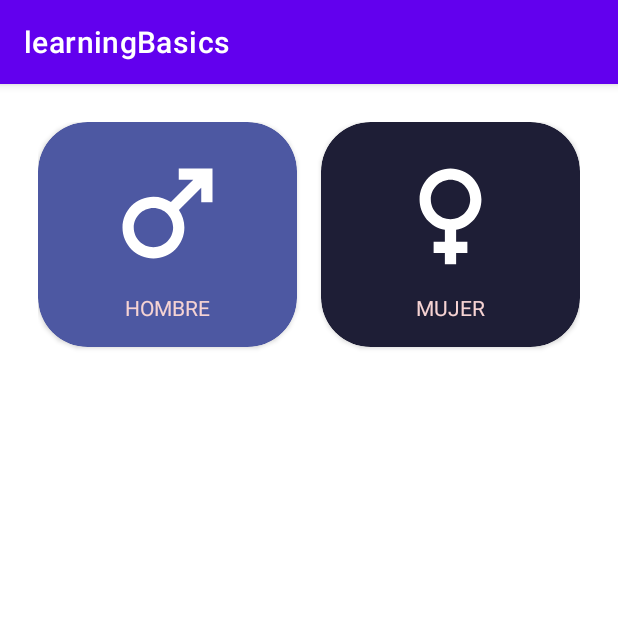
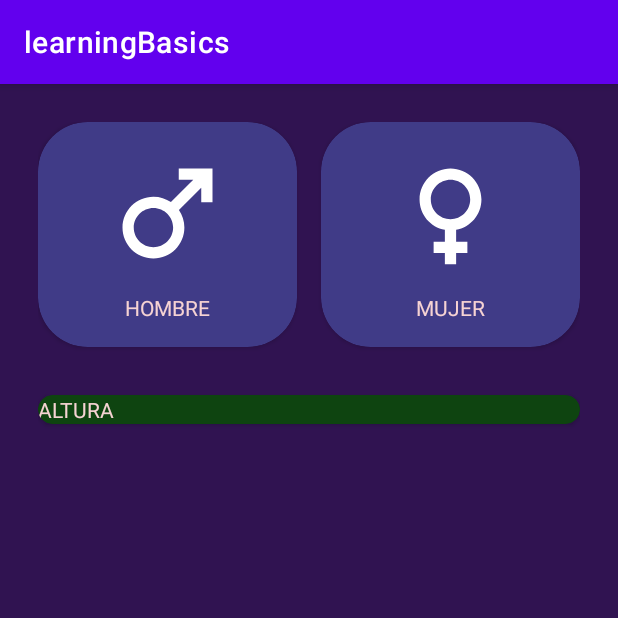
Before and after one commit to s4idl/learningBasicsKot, an Android app built with Jetpack Compose: the screen it shows after launch (ImcCalculatorActivity), after a tap on "IMCAPP", on a phone screen of 412 x 824 dp, the top half of it. Run offline under Robolectric (Android 15) with nearby library versions, the phone set to English and light mode, and no system bars.

Commit message:
first part

```diff
--- a/app/src/main/java/com/s4id/learningbasics/imccalculator/ImcCalculatorActivity.kt
+++ b/app/src/main/java/com/s4id/learningbasics/imccalculator/ImcCalculatorActivity.kt
@@ -3,14 +3,67 @@ package com.s4id.learningbasics.imccalculator
 import android.os.Bundle
 import androidx.activity.enableEdgeToEdge
 import androidx.appcompat.app.AppCompatActivity
+import androidx.cardview.widget.CardView
+import androidx.core.content.ContextCompat
 import androidx.core.view.ViewCompat
 import androidx.core.view.WindowInsetsCompat
 import com.s4id.learningbasics.R
+
+private var isMaleSelected:Boolean = true
+private var isFemaleleSelected:Boolean = true
+
+private lateinit var viewMale:CardView
+private lateinit var viewFemale:CardView
 
 class ImcCalculatorActivity : AppCompatActivity() {
     override fun onCreate(savedInstanceState: Bundle?) {
         super.onCreate(savedInstanceState)
         setContentView(R.layout.activity_imc_calculator)
+        initComponents()
+        initListeners()
+        initUi()
+    }
+
+    private fun initComponents(){
+        viewMale=findViewById(R.id.viewMale)
+        viewFemale=findViewById(R.id.viewFemale)
+    }
+
+    private fun initListeners(){
+        viewMale.setOnClickListener {
+            changeGender()
+            setGenderColor()
+        }
+        viewFemale.setOnClickListener {
+            changeGender()
+            setGenderColor()
+        }
+    }
+
+    private fun changeGender(){
+        isMaleSelected = !isMaleSelected
+        isFemaleleSelected = !isFemaleleSelected
+    }
+
+    private fun setGenderColor(){
+        viewMale.setCardBackgroundColor(getBackgroundColor(isMaleSelected))
+        viewFemale.setCardBackgroundColor(getBackgroundColor(isFemaleleSelected))
+    }
+
+    private fun getBackgroundColor(isSelectedComponent:Boolean): Int{
+
+
+        val colorReference = if(isSelectedComponent){
+            R.color.backgorund_component_selected
+        }else{
+            R.color.backgorund_component_selected
+        }
+
+       return ContextCompat.getColor(this, colorReference)
+    }
+
+    private fun initUi(){
+        setGenderColor()
     }
 
 
--- a/app/src/main/res/layout/activity_imc_calculator.xml
+++ b/app/src/main/res/layout/activity_imc_calculator.xml
@@ -6,6 +6,7 @@
     android:layout_height="match_parent"
     android:paddingHorizontal="25dp"
     android:paddingVertical="25dp"
+    android:background="@color/background_app"
     tools:context=".imccalculator.ImcCalculatorActivity">
 
     <androidx.cardview.widget.CardView
@@ -37,7 +38,7 @@
                 android:layout_width="wrap_content"
                 android:layout_height="wrap_content"
                 android:layout_marginTop="8dp"
-                android:text="Hombre"
+                android:text="@string/male"
                 android:textAllCaps="true"
                 android:textColor="@color/tittle_text">
 
@@ -77,7 +78,7 @@
                 android:layout_width="wrap_content"
                 android:layout_height="wrap_content"
                 android:layout_marginTop="8dp"
-                android:text="Mujer"
+                android:text="@string/female"
                 android:textAllCaps="true"
                 android:textColor="@color/tittle_text">
 
@@ -86,4 +87,33 @@
 
     </androidx.cardview.widget.CardView>
 
+    <androidx.cardview.widget.CardView
+        android:layout_width="0dp"
+        android:layout_height="wrap_content"
+        android:layout_marginTop="32dp"
+        app:cardBackgroundColor="@color/background_button"
+        app:layout_constraintStart_toStartOf="parent"
+        app:layout_constraintEnd_toEndOf="parent"
+        app:layout_constraintTop_toBottomOf="@+id/viewMale"
+        app:cardCornerRadius="33dp">
+
+        <androidx.appcompat.widget.LinearLayoutCompat
+            android:layout_width="match_parent"
+            android:layout_height="wrap_content"
+            android:gravity="center">
+
+        </androidx.appcompat.widget.LinearLayoutCompat>
+
+        <TextView
+            android:layout_width="wrap_content"
+            android:layout_height="wrap_content"
+            android:text="@string/height"
+            android:textColor="@color/tittle_text"
+            android:textAllCaps="true"
+            >
+
+        </TextView>
+
+    </androidx.cardview.widget.CardView>
+
     </androidx.constraintlayout.widget.ConstraintLayout>
--- a/app/src/main/res/values/colors.xml
+++ b/app/src/main/res/values/colors.xml
@@ -9,8 +9,8 @@
     <color name="white">#FFFFFFFF</color>
 
     <color name="background_component">#1E1E36</color>
-    <color name="backgorund_component_selected">#4D58A2</color>
-    <color name="background_app">#E9E5ED</color>
-    <color name="background_button">#4CAF50</color>
+    <color name="backgorund_component_selected">#403B87</color>
+    <color name="background_app">#301351</color>
+    <color name="background_button">#0E4410</color>
     <color name="tittle_text">#F6D3D3</color>
 </resources>
--- a/app/src/main/res/values/strings.xml
+++ b/app/src/main/res/values/strings.xml
@@ -1,4 +1,6 @@
 <resources>
     <string name="app_name">learningBasics</string>
-    <string name="title_activity_result">ResultActivity</string>
+    <string name="male">Hombre</string>
+    <string name="female">Mujer</string>
+    <string name="height">Altura</string>
 </resources>
```
